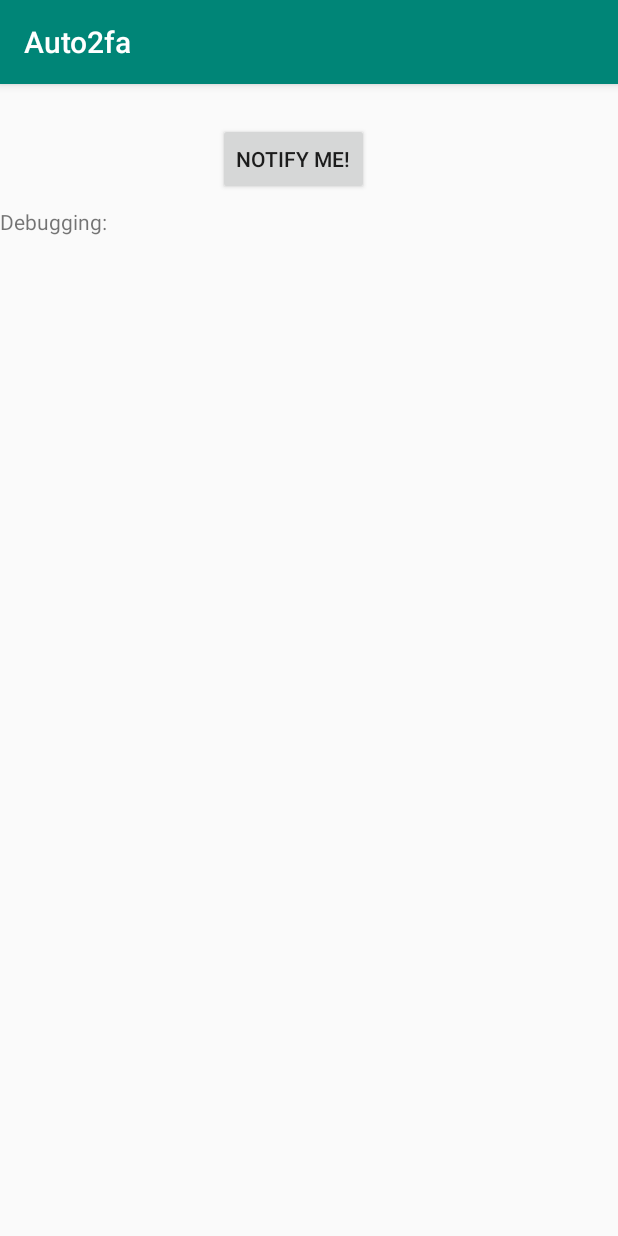
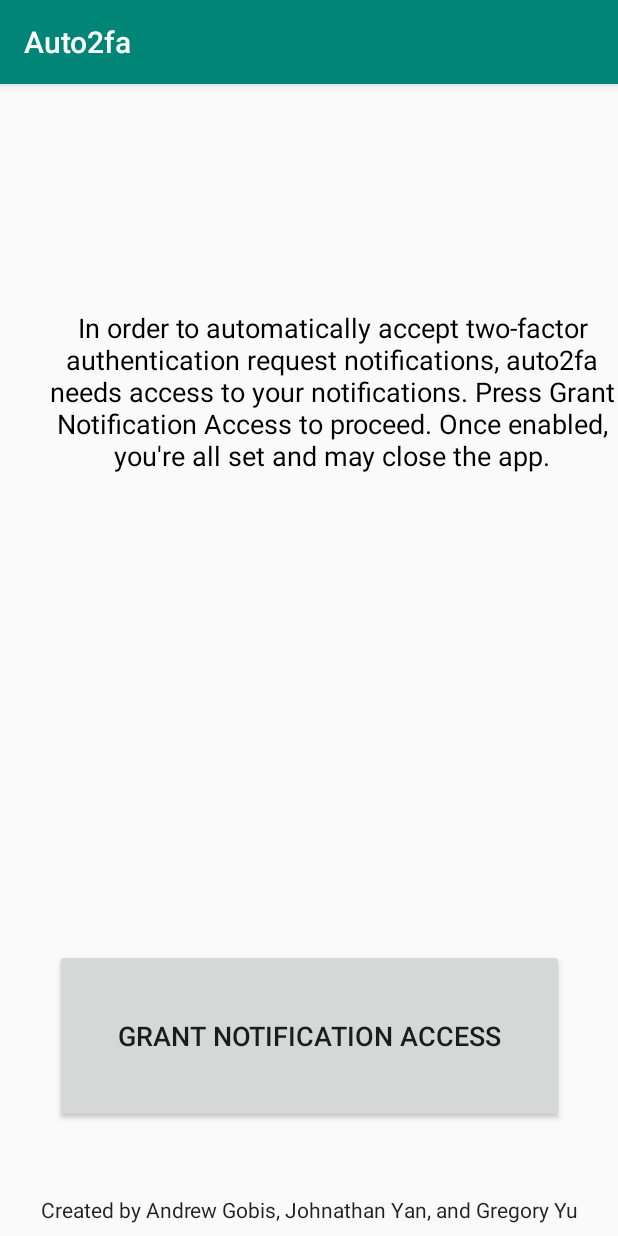
Before and after one commit to yugregory/auto2fa, an Android app: the screen it shows after launch (MainActivity), on a phone screen of 412 x 824 dp. Run offline under Robolectric (Android 15) with nearby library versions, the phone set to English and light mode, and no system bars.

Commit message:
in the process of adding a user interface

```diff
--- a/app/src/main/java/com/example/auto2fa/MainActivity.java
+++ b/app/src/main/java/com/example/auto2fa/MainActivity.java
@@ -80,18 +80,21 @@ public class MainActivity extends AppCompatActivity {
 
 
         // SEND NOTIFICATIONS
-        button_notify = findViewById(R.id.notify);
+        //button_notify = findViewById(R.id.notify);
+        /*
         button_notify.setOnClickListener(new View.OnClickListener() {
             @Override
             public void onClick(View view) {
                 sendNotification();
             }
         });
+        */
     }
 
     //check notification access setting is enabled or not
     public boolean isNotificationAccessEnabled() {
         try{
+
             return Settings.Secure.getString(getApplicationContext().getContentResolver(),
                     "enabled_notification_listeners").contains(getApplicationContext().getPackageName());
         }catch(Exception e) {
--- a/app/src/main/java/com/example/auto2fa/NotificationListener.java
+++ b/app/src/main/java/com/example/auto2fa/NotificationListener.java
@@ -29,7 +29,7 @@ public class NotificationListener extends NotificationListenerService{
         Log.i(TAG, n.extras.toString());
 
         if (notificationPackageName.equals(duoPackageName)) {
-            Util.toast(getApplicationContext(), "I got a duo notification");
+            //Util.toast(getApplicationContext(), "I got a duo notification");
             try {
                 if (n.actions != null && n.actions.length > 0) {
                     Log.i(TAG, "actionIntent: " + n.actions[0].actionIntent.toString());
--- a/app/src/main/res/layout/activity_main.xml
+++ b/app/src/main/res/layout/activity_main.xml
@@ -6,31 +6,48 @@
     android:layout_height="match_parent"
     tools:context=".MainActivity">
 
+    <TextView
+        android:id="@+id/textView"
+        android:layout_width="411dp"
+        android:layout_height="277dp"
+        android:layout_marginStart="16dp"
+        android:layout_marginTop="16dp"
+        android:layout_marginEnd="16dp"
+        android:layout_marginBottom="16dp"
+        android:text="@string/notification_access_instructions"
+        android:textAlignment="center"
+        android:textColor="@android:color/black"
+        android:textSize="18sp"
+        app:layout_constraintBottom_toTopOf="@+id/grantNotificationAccessButton"
+        app:layout_constraintEnd_toEndOf="parent"
+        app:layout_constraintHorizontal_bias="0.0"
+        app:layout_constraintStart_toStartOf="parent"
+        app:layout_constraintTop_toTopOf="parent" />
+
     <Button
-        android:id="@+id/notify"
-        android:layout_width="wrap_content"
-        android:layout_height="wrap_content"
+        android:id="@+id/grantNotificationAccessButton"
+        android:layout_width="339dp"
+        android:layout_height="116dp"
+        android:layout_marginBottom="8dp"
+        android:text="Grant Notification Access"
+        android:textSize="18sp"
+        app:layout_constraintBottom_toTopOf="@+id/textView2"
+        app:layout_constraintEnd_toEndOf="parent"
+        app:layout_constraintStart_toStartOf="parent" />
+
+    <TextView
+        android:id="@+id/textView2"
+        android:layout_width="409dp"
+        android:layout_height="59dp"
         android:layout_marginStart="8dp"
-        android:layout_marginTop="8dp"
         android:layout_marginEnd="8dp"
         android:layout_marginBottom="8dp"
-        android:text="Notify Me!"
+        android:gravity="bottom"
+        android:text="Created by Andrew Gobis, Johnathan Yan, and Gregory Yu"
+        android:textAlignment="center"
+        android:textAppearance="@style/TextAppearance.AppCompat"
+        android:textSize="14sp"
         app:layout_constraintBottom_toBottomOf="parent"
         app:layout_constraintEnd_toEndOf="parent"
-        app:layout_constraintHorizontal_bias="0.464"
-        app:layout_constraintStart_toStartOf="parent"
-        app:layout_constraintTop_toTopOf="parent"
-        app:layout_constraintVertical_bias="0.026" />
-
-    <TextView
-        android:id="@+id/debug_output"
-        android:layout_width="0dp"
-        android:layout_height="0dp"
-        android:layout_marginTop="8dp"
-        android:layout_marginBottom="8dp"
-        android:text="Debugging:"
-        app:layout_constraintBottom_toBottomOf="parent"
-        app:layout_constraintEnd_toEndOf="parent"
-        app:layout_constraintStart_toStartOf="parent"
-        app:layout_constraintTop_toBottomOf="@+id/notify" />
+        app:layout_constraintStart_toStartOf="parent" />
 </android.support.constraint.ConstraintLayout>
--- a/app/src/main/res/values/strings.xml
+++ b/app/src/main/res/values/strings.xml
@@ -1,3 +1,4 @@
 <resources>
     <string name="app_name">Auto2fa</string>
+    <string name="notification_access_instructions">In order to automatically accept two-factor authentication request notifications, auto2fa needs access to your notifications. Press "Grant Notification Access" to proceed. Once enabled, you\'re all set and may close the app.</string>
 </resources>
```
